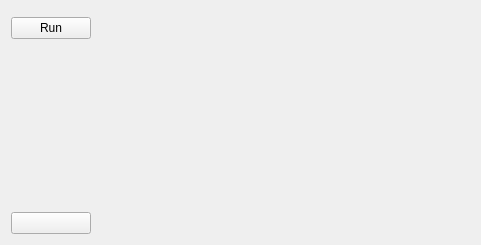
Old version of the form res/designer/simulationview.ui in the repository tsalemink/neon.
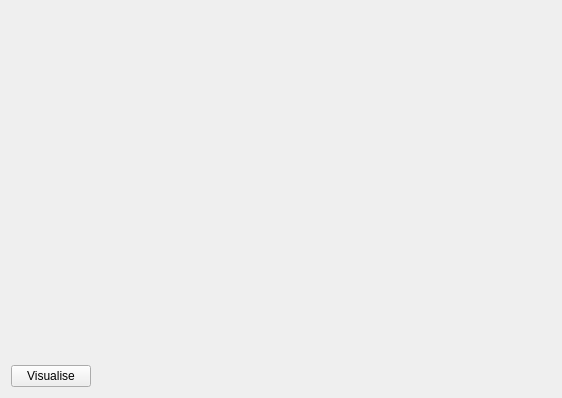
New version of the form. Icons and pictures are not drawn.

Commit message: Make the simulation supply information to the visualisation.  Now we have the Ventilation application working from problem specification to visualisation.

```diff
--- a/res/designer/simulationview.ui
+++ b/res/designer/simulationview.ui
@@ -6,18 +6,15 @@
    <rect>
     <x>0</x>
     <y>0</y>
-    <width>481</width>
-    <height>245</height>
+    <width>562</width>
+    <height>398</height>
    </rect>
   </property>
   <property name="windowTitle">
    <string>Simulation</string>
   </property>
   <layout class="QGridLayout" name="gridLayout">
-   <item row="0" column="1" rowspan="3">
-    <widget class="QStackedWidget" name="stackedWidgetSimulationView"/>
-   </item>
-   <item row="2" column="0">
+   <item row="0" column="0">
     <spacer name="verticalSpacer">
      <property name="orientation">
       <enum>Qt::Vertical</enum>
@@ -30,27 +27,13 @@
      </property>
     </spacer>
    </item>
+   <item row="0" column="1" rowspan="2">
+    <widget class="QStackedWidget" name="stackedWidgetSimulationView"/>
+   </item>
    <item row="1" column="0">
     <widget class="QPushButton" name="pushButtonRun">
      <property name="text">
-      <string>Run</string>
-     </property>
-    </widget>
-   </item>
-   <item row="3" column="0">
-    <widget class="QPushButton" name="pushButtonConfigureSimulation">
-     <property name="text">
-      <string/>
-     </property>
-     <property name="icon">
-      <iconset resource="../icons.qrc">
-       <normaloff>:/neon/images/icons/applications-system-icon.png</normaloff>:/neon/images/icons/applications-system-icon.png</iconset>
-     </property>
-     <property name="iconSize">
-      <size>
-       <width>30</width>
-       <height>30</height>
-      </size>
+      <string>Visualise</string>
      </property>
     </widget>
    </item>
```
Left out of the diff: 2 changed lines with no effect on the pictures. The commit also changes 12 other files.
